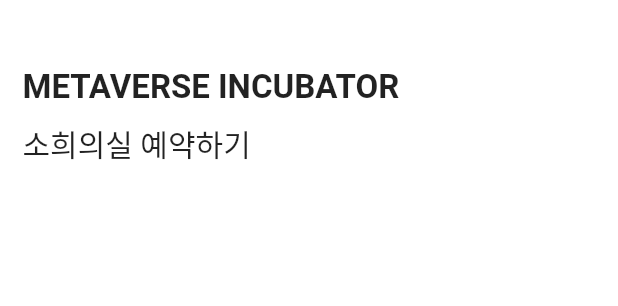
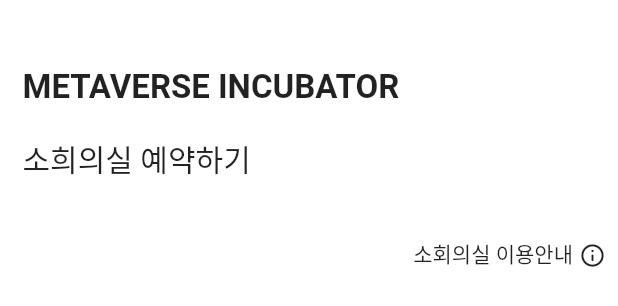
Before and after one commit to eilsamo600/AI-Gong, a Flutter app: the ListIncubatorViewPage widget shown alone on an empty page, opened directly, on a phone screen of 412 x 824 dp. Shown: the top 306 px of the screen. Run offline on Flutter 3.47's test engine with Material 2 defaults, Android fonts, the phone set to English and light mode, and no system bars; our stand-ins replace dio, get, logger, pretty_dio_logger; network calls fail; Roboto replaces fonts that are missing (NotoSansKR).

Commit message:
update incubator info

```diff
--- a/frontend/ai_gong/lib/main.dart
+++ b/frontend/ai_gong/lib/main.dart
@@ -19,7 +19,8 @@ void main() async {
           primary: Colors.white,
           secondary: Colors.black,
         ),
-        appBarTheme: const AppBarTheme(iconTheme: IconThemeData(color: Colors.black))),
+        appBarTheme:
+            const AppBarTheme(iconTheme: IconThemeData(color: Colors.black))),
     getPages: CustomRouter.routes,
     themeMode: ThemeMode.light,
   ));
--- a/frontend/ai_gong/lib/pages/list_incubator/view/list_incubator_view_page.dart
+++ b/frontend/ai_gong/lib/pages/list_incubator/view/list_incubator_view_page.dart
@@ -24,8 +24,8 @@ class ListIncubatorViewPage extends StatelessWidget {
               slivers: [
                 SliverToBoxAdapter(
                   child: Padding(
-                        padding: const EdgeInsets.only(
-                            left: 15, top: 45, bottom: 25),
+                    padding:
+                        const EdgeInsets.only(left: 15, top: 45, bottom: 25),
                     child: Row(
                       crossAxisAlignment: CrossAxisAlignment.start,
                       children: [
@@ -38,7 +38,7 @@ class ListIncubatorViewPage extends StatelessWidget {
                               width: 7,
                             ),
                             const SizedBox(
-                                  height: 10,
+                              height: 20,
                             ),
                             Row(
                               children: const [
@@ -50,11 +50,73 @@ class ListIncubatorViewPage extends StatelessWidget {
                             )
                           ],
                         ),
-                            const SizedBox(
-                              width: 20,
+                      ],
+                    ),
+                  ),
+                ),
+                SliverToBoxAdapter(
+                  child: Row(
+                    mainAxisAlignment: MainAxisAlignment.end,
+                    children: [
+                      TextButton(
+                        onPressed: () {
+                          showDialog(
+                              context: context,
+                              //barrierDismissible - Dialog를 제외한 다른 화면 터치 x
+                              barrierDismissible: false,
+                              builder: (BuildContext context) {
+                                return AlertDialog(
+                                  // RoundedRectangleBorder - Dialog 화면 모서리 둥글게 조절
+                                  shape: RoundedRectangleBorder(
+                                      borderRadius:
+                                          BorderRadius.circular(10.0)),
+                                  //Dialog Main Title
+                                  title: Column(
+                                    children: const <Widget>[
+                                      Text("소회의실 이용안내"),
+                                    ],
+                                  ),
+                                  //
+                                  content: Column(
+                                    mainAxisSize: MainAxisSize.min,
+                                    crossAxisAlignment:
+                                        CrossAxisAlignment.start,
+                                    children: const <Widget>[
+                                      Text(
+                                        "\n운영 시간\n공휴일을 제외한 평일(월-금) 09:00-17:00 \n\n장소\n가천대학교 AI공학관 404호, 405호 \n\n소회의실 예약 안내\n예약 가능 인원 : 2-6명\n예약 가능 시간 : 30분 단위로 최대 2시간 예약 가능\n\n이용수칙\n1. 음료를 제외한 음식물 반입을 금지한다.\n2. 타 학우들의 면학환경을 위해 최대한 정숙한다. \n3. 장시간 자리 비움을 금지한다.\n4. 자리 정돈 후 퇴실힌다.\n\n",
+                                      )
+                                    ],
+                                  ),
+                                  actions: <Widget>[
+                                    TextButton(
+                                      child: Text("확인",
+                                          style: TextStyle(
+                                            fontSize: 14,
+                                            height: 1.2,
+                                            color: Colors.black87,
+                                          )),
+                                      onPressed: () {
+                                        Navigator.pop(context);
+                                      },
                                     ),
                                   ],
-                        ))),
+                                );
+                              });
+                        },
+                        child: TextButtonWithSubfixIconChild(
+                          label: Text('소회의실 이용안내',
+                              style: TextStyle(
+                                fontSize: 14,
+                                height: 1.2,
+                                color: Colors.black87,
+                              )),
+                          icon: Icon(Icons.info_outline_rounded,
+                              color: Colors.black87, size: 18),
+                        ),
+                      ),
+                    ],
+                  ),
+                ),
                 Obx(
                   () => SliverList(
                       delegate: SliverChildBuilderDelegate(
@@ -86,3 +148,27 @@ class ListIncubatorViewPage extends StatelessWidget {
         ));
   }
 }
+
+class TextButtonWithSubfixIconChild extends StatelessWidget {
+  TextButtonWithSubfixIconChild({
+    Key? key,
+    required this.label,
+    required this.icon,
+  });
+
+  final Widget label;
+  final Widget icon;
+
+  @override
+  Widget build(BuildContext context) {
+    return Row(
+      mainAxisSize: MainAxisSize.min,
+      crossAxisAlignment: CrossAxisAlignment.center,
+      children: <Widget>[
+        Flexible(child: label),
+        SizedBox(width: 4),
+        icon,
+      ],
+    );
+  }
+}
```
Lines whose indentation alone changed are shown as unchanged.
